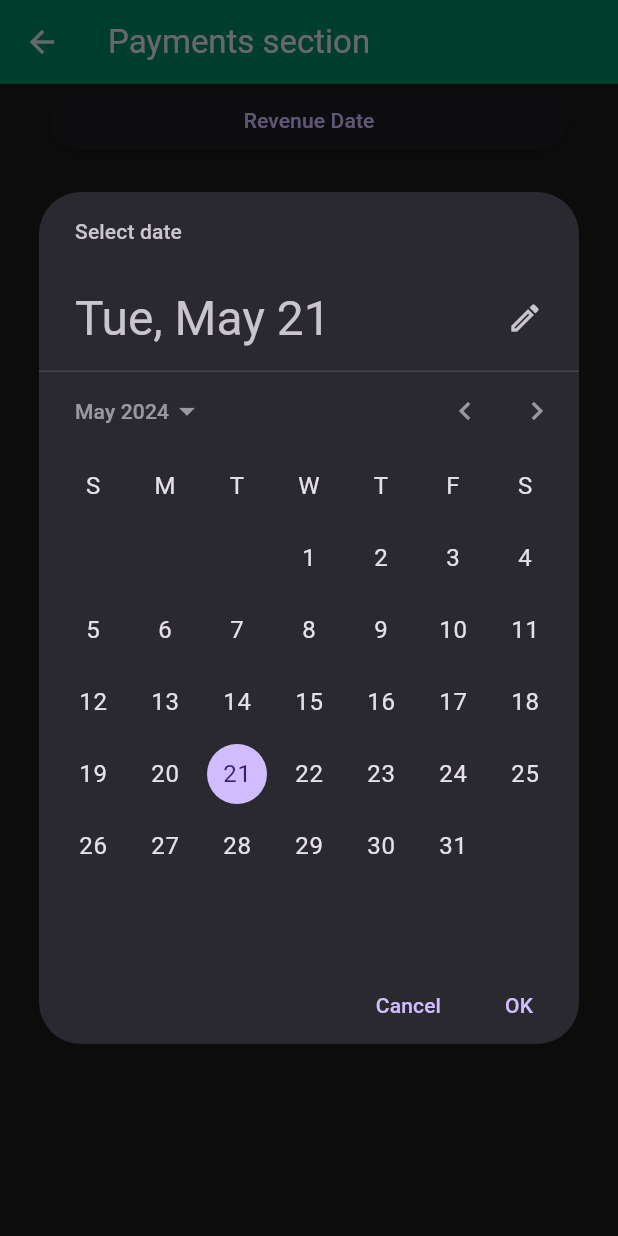
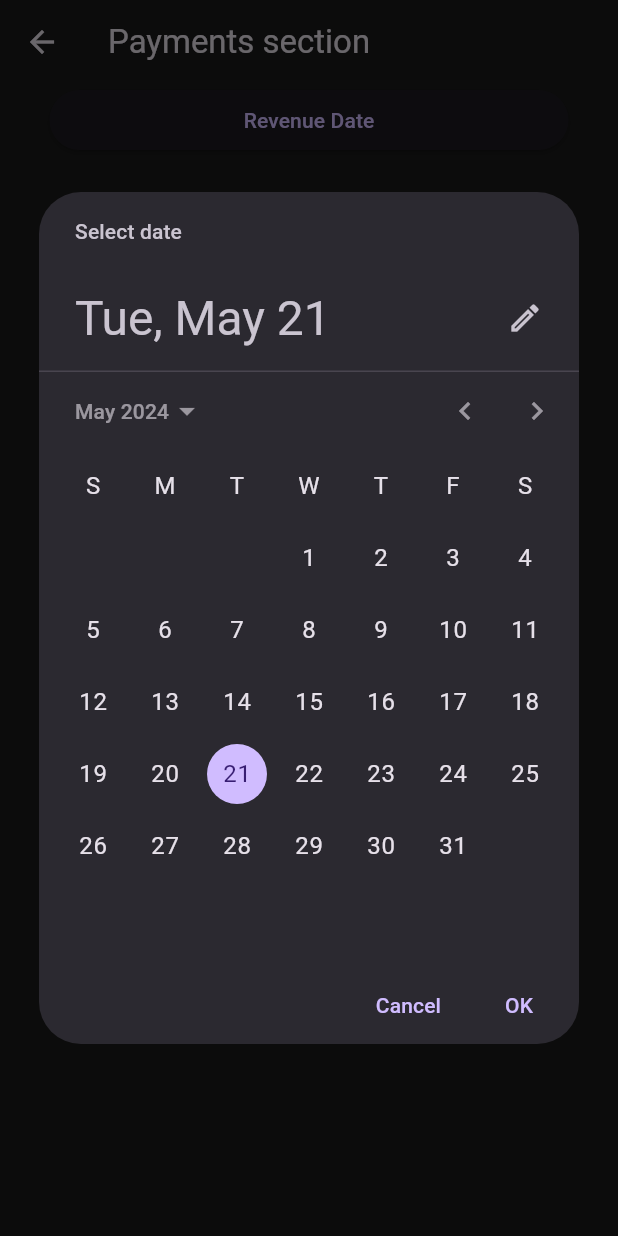
Before and after one commit to SS0809/gymapp, a Flutter app: the PaymentPage screen opened directly with empty values, after a tap on "Revenue Date", on a phone screen of 412 x 824 dp. Run offline on Flutter 3.47's test engine with Material 3 defaults, Android fonts, the phone set to English and light mode, and no system bars; our stand-ins replace flutter_colorpicker, flutter_secure_storage; accounts and stored records are empty.

Commit message:
ColorPicker - ok

```diff
--- a/lib/payments/payment.dart
+++ b/lib/payments/payment.dart
@@ -1,7 +1,7 @@
 import 'package:flutter/material.dart';
 import 'package:http/http.dart' as http;
 import 'dart:convert';
-
+import 'package:flutter_secure_storage/flutter_secure_storage.dart';
 import 'package:flutter/material.dart';
 import '../Home.dart';
 import '../main.dart';
@@ -40,7 +40,24 @@ class _PlanSelectionPageState extends State<PaymentPage> {
   late double deviceHeight;
   late double deviceWidth;
   String? selectedDate;
+  final storage = FlutterSecureStorage();
+  String? jwt;
+  Color? currentColor;
 
+  @override
+  void initState() {
+    super.initState();
+    fetchJwtAndColor();
+  }
+
+  Future<void> fetchJwtAndColor() async {
+    String jwtValue = await storage.read(key: "jwt") ?? "";//TODO
+    String colorValue = await storage.read(key: "color") ?? "FF1A1A1A";
+    setState(() {
+      jwt = jwtValue;
+      currentColor = Color(int.parse(colorValue, radix: 16));
+    });
+  }
   Future<String> get jwtOrEmpty async {
     var jwt = await storage.read(key: "jwt");
     if (jwt == null) return "";
@@ -55,7 +72,7 @@ class _PlanSelectionPageState extends State<PaymentPage> {
       },
       body: {
         'year': date.year.toString(),
-        'month': date.month.toString()
+        'month': date.month.toString(),
       },
     );
     return res.body;
@@ -70,7 +87,7 @@ class _PlanSelectionPageState extends State<PaymentPage> {
       backgroundColor: const Color(0xFF1A1A1A),
       appBar: AppBar(
         title: const Text('Payments section'),
-        backgroundColor: const Color(0xFF00875F),
+        backgroundColor: currentColor ?? Color(0xFF00875F),
         leading: IconButton(
           icon: const Icon(Icons.arrow_back),
           onPressed: () {
@@ -113,9 +130,7 @@ class _PlanSelectionPageState extends State<PaymentPage> {
                     });
                   }
                 },
-                child: Text(selectedDate == null
-                    ? "Revenue Date"
-                    : selectedDate!),
+                child: Text(selectedDate == null ? "Revenue Date" : selectedDate!),
               ),
               SizedBox(
                 height: deviceHeight * 0.03,
@@ -130,7 +145,7 @@ class _PlanSelectionPageState extends State<PaymentPage> {
                           height: 80,
                           width: double.infinity,
                           decoration: BoxDecoration(
-                            color: const Color(0xFF00B37E),
+                            color: currentColor ?? Color(0xFF00B37E),
                             borderRadius: BorderRadius.circular(31.0),
                           ),
                           child: Center(
--- a/pubspec.yaml
+++ b/pubspec.yaml
@@ -38,7 +38,7 @@ dependencies:
   http: ^1.2.1
   flutter_secure_storage: ^4.2.1
   dart_jsonwebtoken: ^2.14.0
-  syncfusion_flutter_datepicker: ^25.2.4
+  flutter_colorpicker: ^1.1.0
 
 dev_dependencies:
   flutter_test:
```
Also changed, not shown: lib/Home.dart (+37 -5 lines), lib/plans/PlanSelection.dart (+14 -2 lines).
